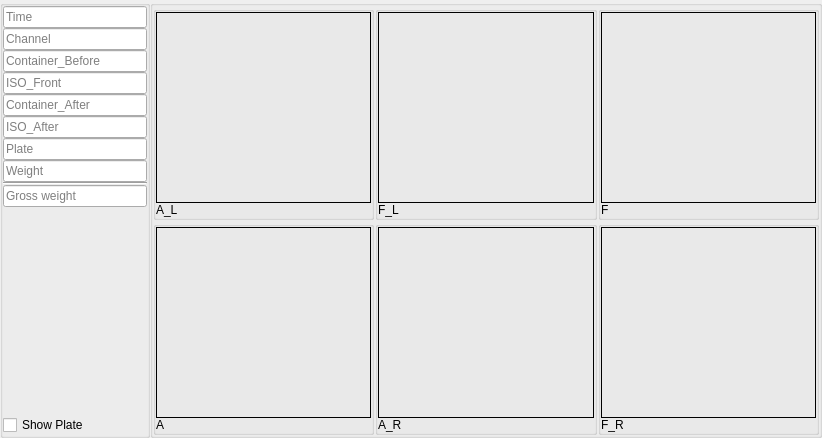
This is Main/Channel_Data/channel_data_form.ui in 519984307/Container_Multiple_Channels_20200522 as Qt 5 draws it before an edit. The edited form follows.
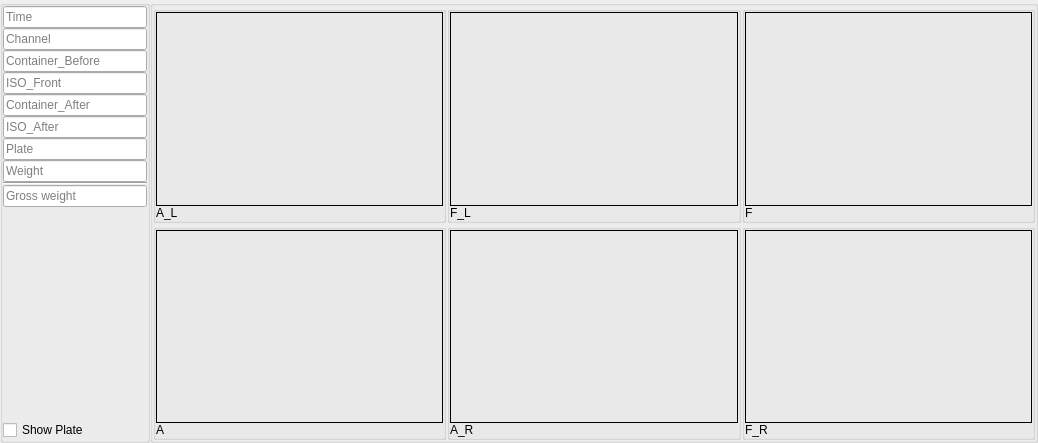
This is the edited form.

```diff
--- a/Main/Channel_Data/channel_data_form.ui
+++ b/Main/Channel_Data/channel_data_form.ui
@@ -6,8 +6,8 @@
    <rect>
     <x>0</x>
     <y>0</y>
-    <width>822</width>
-    <height>438</height>
+    <width>1038</width>
+    <height>443</height>
    </rect>
   </property>
   <property name="windowTitle">
@@ -221,6 +221,12 @@
          </item>
          <item row="1" column="0">
           <widget class="QLabel" name="label_2">
+           <property name="maximumSize">
+            <size>
+             <width>16777215</width>
+             <height>18</height>
+            </size>
+           </property>
            <property name="text">
             <string>A_L</string>
            </property>
@@ -268,6 +274,12 @@
          </item>
          <item row="1" column="0">
           <widget class="QLabel" name="label_4">
+           <property name="maximumSize">
+            <size>
+             <width>16777215</width>
+             <height>18</height>
+            </size>
+           </property>
            <property name="text">
             <string>F_L</string>
            </property>
@@ -362,6 +374,12 @@
          </item>
          <item row="1" column="0">
           <widget class="QLabel" name="label_6">
+           <property name="maximumSize">
+            <size>
+             <width>16777215</width>
+             <height>18</height>
+            </size>
+           </property>
            <property name="text">
             <string>A</string>
            </property>
@@ -409,6 +427,12 @@
          </item>
          <item row="1" column="0">
           <widget class="QLabel" name="label_8">
+           <property name="maximumSize">
+            <size>
+             <width>16777215</width>
+             <height>18</height>
+            </size>
+           </property>
            <property name="text">
             <string>A_R</string>
            </property>
@@ -456,6 +480,12 @@
          </item>
          <item row="1" column="0">
           <widget class="QLabel" name="label_10">
+           <property name="maximumSize">
+            <size>
+             <width>16777215</width>
+             <height>18</height>
+            </size>
+           </property>
            <property name="text">
             <string>F_R</string>
            </property>
```
Left out of the diff: 12 changed lines with no effect on the pictures.
